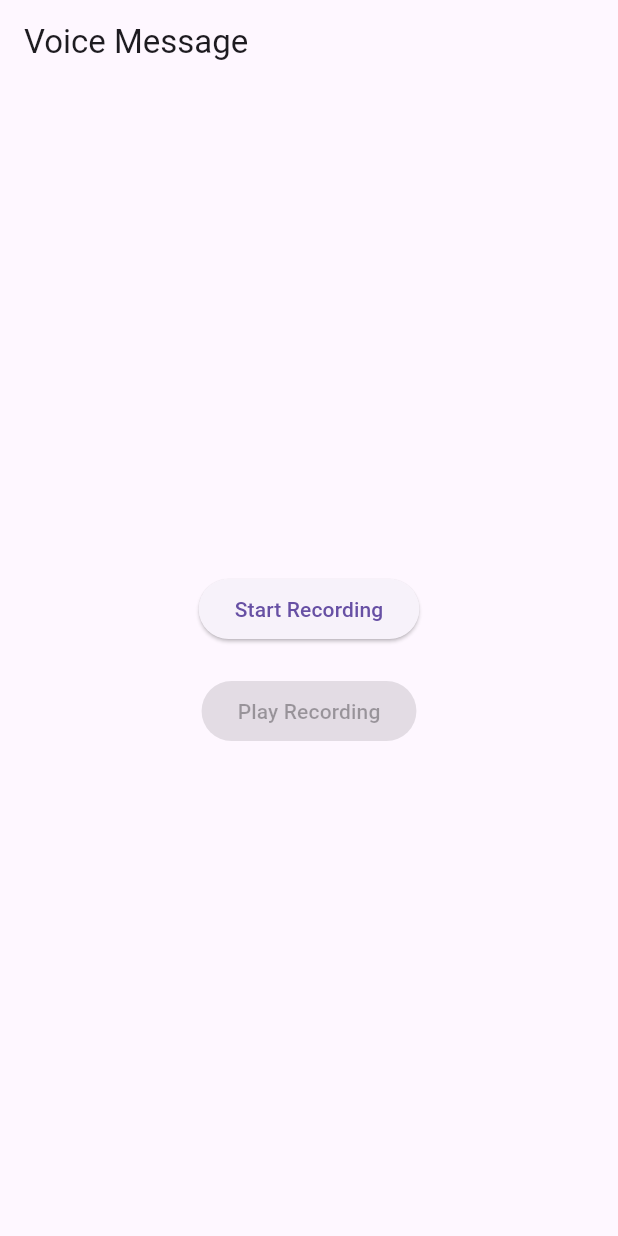
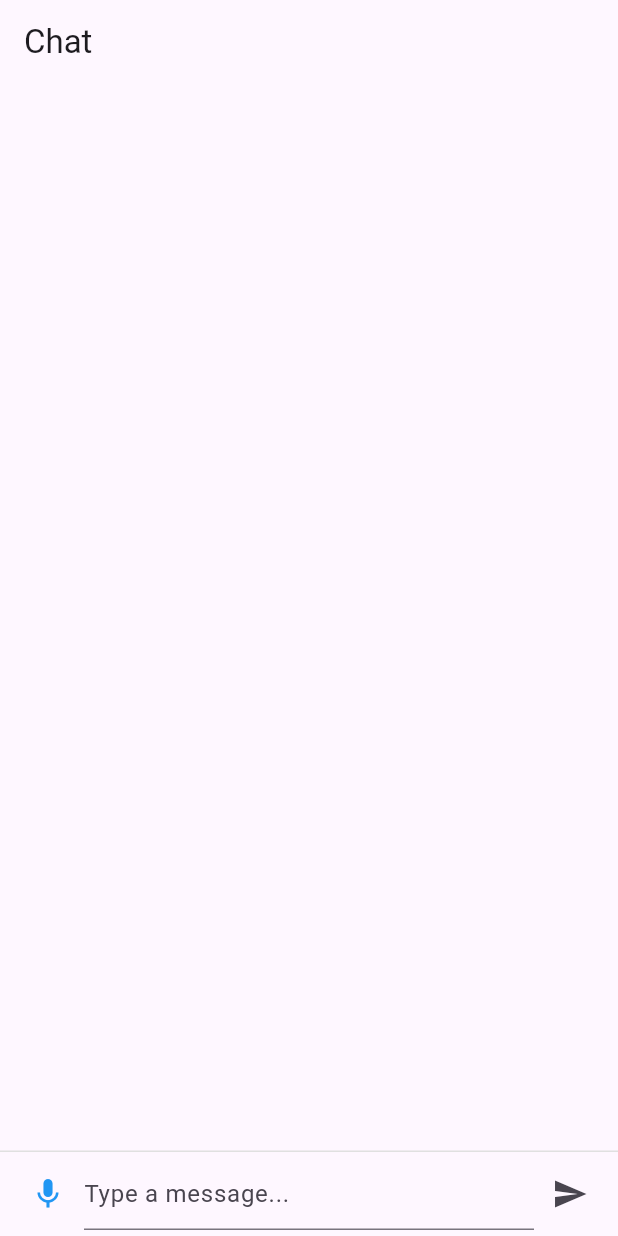
Before and after one commit to malmiO/voice-record, a Flutter app: the screen it shows after launch, on a phone screen of 412 x 824 dp. Run offline on Flutter 3.47's test engine with Material 3 defaults, Android fonts, the phone set to English and light mode, and no system bars; our stand-ins replace permission_handler, sqflite; missing offline and left inert: flutter_sound; accounts and stored records are empty.

Commit message:
voice message

```diff
--- a/lib/main.dart
+++ b/lib/main.dart
@@ -5,6 +5,7 @@ import 'package:path_provider/path_provider.dart';
 import 'dart:io';
 import 'package:sqflite/sqflite.dart';
 import 'package:path/path.dart';
+import 'package:intl/intl.dart';
 
 void main() {
   runApp(const MyApp());
@@ -15,24 +16,27 @@ class MyApp extends StatelessWidget {
 
   @override
   Widget build(BuildContext context) {
-    return MaterialApp(home: const VoiceMessageScreen());
+    return MaterialApp(home: const ChatScreen());
   }
 }
 
-class VoiceMessageScreen extends StatefulWidget {
-  const VoiceMessageScreen({super.key});
+class ChatScreen extends StatefulWidget {
+  const ChatScreen({super.key});
 
   @override
-  _VoiceMessageScreenState createState() => _VoiceMessageScreenState();
+  _ChatScreenState createState() => _ChatScreenState();
 }
 
-class _VoiceMessageScreenState extends State<VoiceMessageScreen> {
+class _ChatScreenState extends State<ChatScreen> {
+  final TextEditingController _textController = TextEditingController();
+  final List<ChatMessage> _messages = [];
+  bool _isRecording = false;
+  bool _isPlaying = false;
   late FlutterSoundRecorder _recorder;
   late FlutterSoundPlayer _player;
-  bool _isRecording = false;
-  bool _isPlaying = false;
-  String? _filePath;
+  String? _audioPath;
   late Database _database;
+  int? _currentlyPlayingIndex;
 
   @override
   void initState() {
@@ -42,14 +46,13 @@ class _VoiceMessageScreenState extends State<VoiceMessageScreen> {
     _initializeRecorder();
     _initializePlayer();
     _initDatabase();
+    _loadSavedMessages();
   }
 
-  // Initialize the Flutter Sound player.
   Future<void> _initializePlayer() async {
     await _player.openPlayer();
   }
 
-  // Initialize the SQLite database and create the voice_messages table if it doesn't exist.
   Future<void> _initDatabase() async {
     var databasesPath = await getDatabasesPath();
     String path = join(databasesPath, 'voice_messages.db');
@@ -62,6 +65,9 @@ class _VoiceMessageScreenState extends State<VoiceMessageScreen> {
           CREATE TABLE voice_messages (
             id INTEGER PRIMARY KEY AUTOINCREMENT,
             filePath TEXT,
+            content TEXT,
+            type TEXT,
+            isMe INTEGER,
             createdAt TEXT
           )
         ''');
@@ -69,75 +75,107 @@ class _VoiceMessageScreenState extends State<VoiceMessageScreen> {
     );
   }
 
-  // Request microphone permission and open an audio session.
+  Future<void> _loadSavedMessages() async {
+    final messages = await _database.query('voice_messages');
+    setState(() {
+      _messages.addAll(
+        messages.map(
+          (msg) => ChatMessage(
+            type: msg['type'] == 'voice' ? MessageType.voice : MessageType.text,
+            content: msg['content'] as String,
+            isMe: msg['isMe'] == 1,
+            timestamp: DateTime.parse(msg['createdAt'] as String),
+          ),
+        ),
+      );
+    });
+  }
+
   Future<void> _initializeRecorder() async {
     await Permission.microphone.request();
     await _recorder.openRecorder();
   }
 
-  // Start recording and save to a temporary file.
   Future<void> _startRecording() async {
-    Directory tempDir = await getTemporaryDirectory();
-    _filePath = '${tempDir.path}/voice_message.aac';
-    await _recorder.startRecorder(toFile: _filePath, codec: Codec.aacADTS);
+    final tempDir = await getTemporaryDirectory();
+    _audioPath =
+        '${tempDir.path}/voice_message_${DateTime.now().millisecondsSinceEpoch}.aac';
+    await _recorder.startRecorder(toFile: _audioPath!, codec: Codec.aacADTS);
     setState(() {
       _isRecording = true;
     });
   }
 
-  // Stop recording, update the UI, and store the voice message details.
   Future<void> _stopRecording() async {
     await _recorder.stopRecorder();
+    if (_audioPath != null) {
+      _sendVoiceMessage();
+    }
     setState(() {
       _isRecording = false;
     });
-    // Optionally, wait a moment to ensure the file is completely written.
-    Future.delayed(Duration(milliseconds: 200), () => _sendVoiceMessage());
   }
 
-  // Insert the voice message details into the SQLite database.
-  Future<void> _sendVoiceMessage() async {
-    if (_filePath == null) return;
-    File audioFile = File(_filePath!);
-    if (await audioFile.exists()) {
-      print('File exists at: ${audioFile.path}');
-      print('File size: ${await audioFile.length()} bytes');
-    } else {
-      print('Recorded file does not exist.');
-    }
-    await _saveVoiceMessageToDatabase(_filePath!);
+  void _sendVoiceMessage() {
+    final voiceMessage = ChatMessage(
+      type: MessageType.voice,
+      content: _audioPath!,
+      isMe: true,
+      timestamp: DateTime.now(),
+    );
+    setState(() {
+      _messages.add(voiceMessage);
+    });
+    _saveMessageToDatabase(voiceMessage);
   }
 
-  Future<void> _saveVoiceMessageToDatabase(String filePath) async {
+  Future<void> _saveMessageToDatabase(ChatMessage message) async {
     await _database.insert('voice_messages', {
-      'filePath': filePath,
-      'createdAt': DateTime.now().toIso8601String(),
+      'filePath': message.type == MessageType.voice ? message.content : null,
+      'content': message.content,
+      'type': message.type == MessageType.voice ? 'voice' : 'text',
+      'isMe': message.isMe ? 1 : 0,
+      'createdAt': message.timestamp.toIso8601String(),
     });
-    print('Voice message saved to local database.');
   }
 
-  // Start playing the recorded audio.
-  Future<void> _startPlayback() async {
-    if (_filePath == null) return;
+  void _sendTextMessage() {
+    final textMessage = ChatMessage(
+      type: MessageType.text,
+      content: _textController.text,
+      isMe: true,
+      timestamp: DateTime.now(),
+    );
+    setState(() {
+      _messages.add(textMessage);
+    });
+    _textController.clear();
+    _saveMessageToDatabase(textMessage);
+  }
+
+  Future<void> _playVoiceMessage(String path, int index) async {
+    if (_isPlaying) {
+      await _player.stopPlayer();
+      setState(() {
+        _isPlaying = false;
+        _currentlyPlayingIndex = null;
+      });
+      return;
+    }
+
     await _player.startPlayer(
-      fromURI: _filePath,
+      fromURI: path,
       codec: Codec.aacADTS,
       whenFinished: () {
         setState(() {
           _isPlaying = false;
+          _currentlyPlayingIndex = null;
         });
       },
     );
     setState(() {
       _isPlaying = true;
-    });
-  }
-
-  // Stop the audio playback.
-  Future<void> _stopPlayback() async {
-    await _player.stopPlayer();
-    setState(() {
-      _isPlaying = false;
+      _currentlyPlayingIndex = index;
     });
   }
 
@@ -146,33 +184,109 @@ class _VoiceMessageScreenState extends State<VoiceMessageScreen> {
     _recorder.closeRecorder();
     _player.closePlayer();
     _database.close();
+    _textController.dispose();
     super.dispose();
   }
 
   @override
   Widget build(BuildContext context) {
     return Scaffold(
-      appBar: AppBar(title: const Text('Voice Message')),
-      body: Center(
+      appBar: AppBar(title: const Text('Chat')),
+      body: SafeArea(
         child: Column(
-          mainAxisAlignment: MainAxisAlignment.center,
           children: [
-            // Button to start/stop recording.
-            ElevatedButton(
-              onPressed: _isRecording ? _stopRecording : _startRecording,
-              child: Text(_isRecording ? 'Stop Recording' : 'Start Recording'),
+            Expanded(
+              child: ListView.builder(
+                reverse: true,
+                itemCount: _messages.length,
+                itemBuilder: (ctx, index) {
+                  final message = _messages[_messages.length - 1 - index];
+                  return _buildMessage(message, _messages.length - 1 - index);
+                },
+              ),
             ),
-            const SizedBox(height: 20),
-            // Button to play/stop playback.
-            ElevatedButton(
-              // Enable only if a recording exists.
-              onPressed:
-                  _filePath == null
-                      ? null
-                      : _isPlaying
-                      ? _stopPlayback
-                      : _startPlayback,
-              child: Text(_isPlaying ? 'Stop Playback' : 'Play Recording'),
+            _buildInputBar(),
+          ],
+        ),
+      ),
+    );
+  }
+
+  Widget _buildInputBar() {
+    return Container(
+      padding: EdgeInsets.symmetric(horizontal: 8, vertical: 4),
+      decoration: BoxDecoration(
+        border: Border(top: BorderSide(color: Colors.grey.shade300)),
+      ),
+      child: Row(
+        children: [
+          IconButton(
+            icon: Icon(_isRecording ? Icons.stop : Icons.mic),
+            color: _isRecording ? Colors.red : Colors.blue,
+            onPressed:
+                () => _isRecording ? _stopRecording() : _startRecording(),
+          ),
+          Expanded(
+            child: TextField(
+              controller: _textController,
+              decoration: InputDecoration(hintText: 'Type a message...'),
+              onSubmitted: (text) {
+                if (text.isNotEmpty) {
+                  _sendTextMessage();
+                }
+              },
+            ),
+          ),
+          IconButton(
+            icon: Icon(Icons.send),
+            onPressed: () {
+              if (_textController.text.isNotEmpty) {
+                _sendTextMessage();
+              }
+            },
+          ),
+        ],
+      ),
+    );
+  }
+
+  Widget _buildMessage(ChatMessage message, int index) {
+    return Align(
+      alignment: message.isMe ? Alignment.centerRight : Alignment.centerLeft,
+      child: Container(
+        margin: EdgeInsets.symmetric(vertical: 4, horizontal: 8),
+        padding: EdgeInsets.all(12),
+        decoration: BoxDecoration(
+          color: message.isMe ? Colors.blue[100] : Colors.grey[200],
+          borderRadius: BorderRadius.circular(12),
+        ),
+        child: Column(
+          crossAxisAlignment: CrossAxisAlignment.start,
+          children: [
+            if (message.type == MessageType.text) Text(message.content),
+            if (message.type == MessageType.voice)
+              Row(
+                children: [
+                  Icon(Icons.audiotrack, color: Colors.blue),
+                  SizedBox(width: 8),
+                  Text(
+                    'Voice message',
+                    style: TextStyle(fontStyle: FontStyle.italic),
+                  ),
+                  SizedBox(width: 12),
+                  IconButton(
+                    icon: Icon(
+                      _currentlyPlayingIndex == index && _isPlaying
+                          ? Icons.stop
+                          : Icons.play_arrow,
+                    ),
+                    onPressed: () => _playVoiceMessage(message.content, index),
+                  ),
+                ],
+              ),
+            Text(
+              DateFormat('HH:mm').format(message.timestamp),
+              style: TextStyle(fontSize: 10, color: Colors.grey),
             ),
           ],
         ),
@@ -180,3 +294,19 @@ class _VoiceMessageScreenState extends State<VoiceMessageScreen> {
     );
   }
 }
+
+enum MessageType { text, voice }
+
+class ChatMessage {
+  final MessageType type;
+  final String content;
+  final bool isMe;
+  final DateTime timestamp;
+
+  ChatMessage({
+    required this.type,
+    required this.content,
+    required this.isMe,
+    required this.timestamp,
+  });
+}
--- a/pubspec.yaml
+++ b/pubspec.yaml
@@ -39,6 +39,7 @@ dependencies:
   # The following adds the Cupertino Icons font to your application.
   # Use with the CupertinoIcons class for iOS style icons.
   cupertino_icons: ^1.0.8
+  intl: ^0.20.2
 
 dev_dependencies:
   flutter_test:
```
Also changed, not shown: pubspec.lock.
